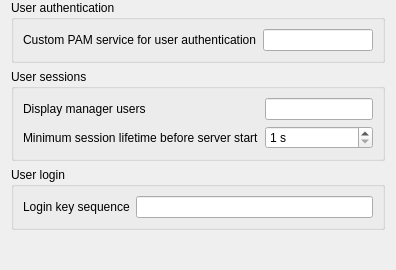
Old version of the form plugins/platform/linux/LinuxPlatformConfigurationPage.ui in the repository veyon/veyon.
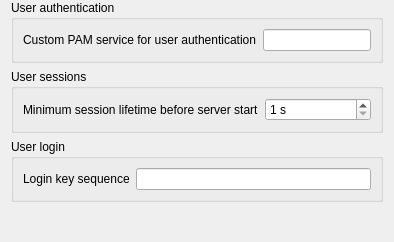
New version of the form. Icons and pictures are not drawn.

Commit message: LinuxPlatformConfiguration: drop unused displayManagerUsers property

Patch:
```diff
--- a/plugins/platform/linux/LinuxPlatformConfigurationPage.ui
+++ b/plugins/platform/linux/LinuxPlatformConfigurationPage.ui
@@ -46,23 +46,13 @@
      </property>
      <layout class="QGridLayout" name="gridLayout_2">
       <item row="1" column="0">
-       <widget class="QLabel" name="label_4">
-        <property name="text">
-         <string>Display manager users</string>
-        </property>
-       </widget>
-      </item>
-      <item row="1" column="1">
-       <widget class="QLineEdit" name="displayManagerUsers"/>
-      </item>
-      <item row="2" column="0">
        <widget class="QLabel" name="label_3">
         <property name="text">
          <string>Minimum session lifetime before server start</string>
         </property>
        </widget>
       </item>
-      <item row="2" column="1">
+      <item row="1" column="1">
        <widget class="QSpinBox" name="minimumUserSessionLifetime">
         <property name="suffix">
          <string notr="true"> s</string>
```
The commit also changes 1 other file.
